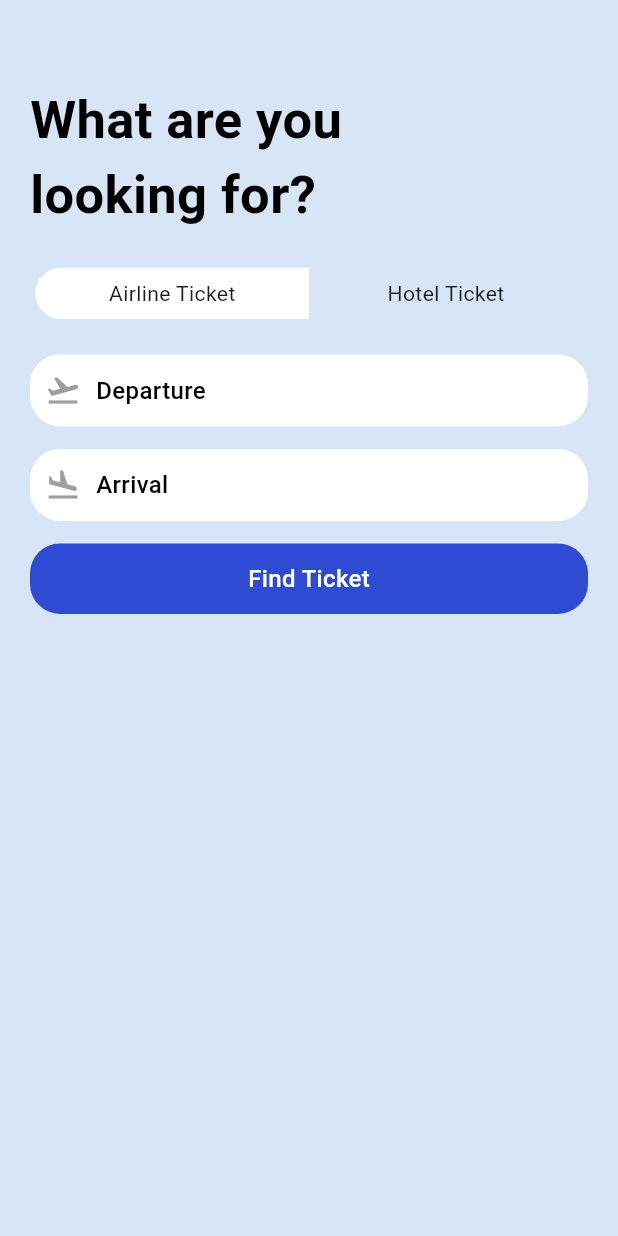
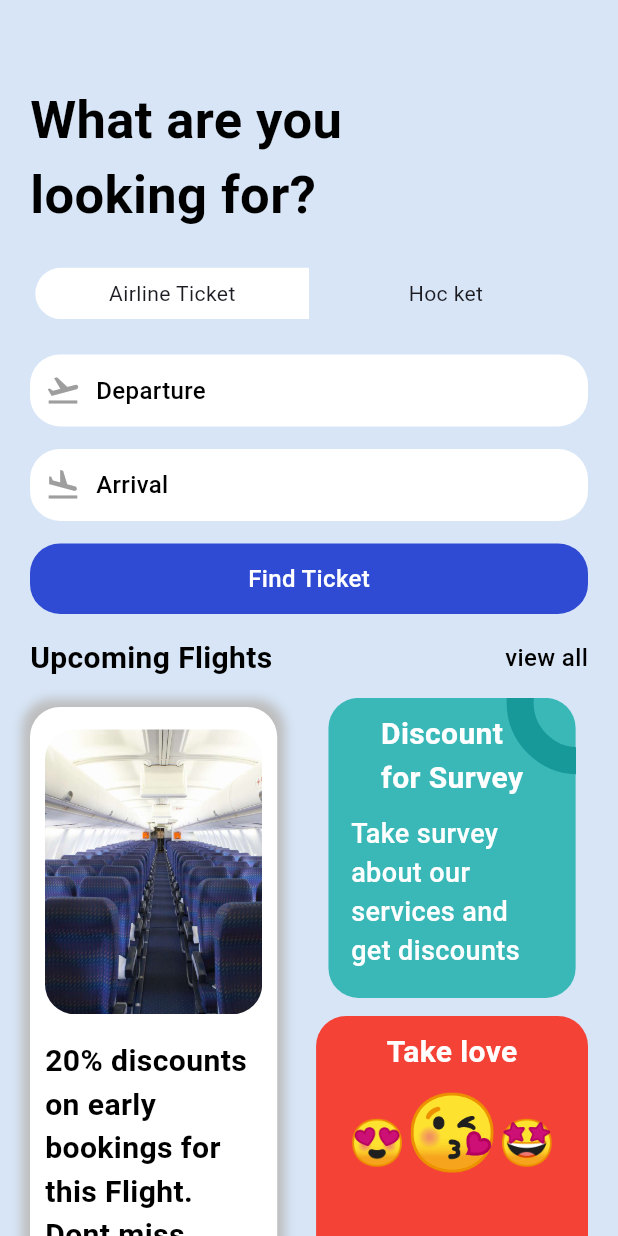
Before and after one commit to jaybhavsar555/TicketBookingApp, a Flutter app: the SearchScreen screen opened directly, on a phone screen of 412 x 824 dp. Run offline on Flutter 3.47's test engine with Material 2 defaults, Android fonts, the phone set to English and light mode, and no system bars; our stand-ins replace gap, get.

Commit message:
Done with search Screen.

```diff
--- a/lib/screens/search_screen.dart
+++ b/lib/screens/search_screen.dart
@@ -52,7 +52,7 @@ class SearchScreen extends StatelessWidget {
                       color: Colors.transparent,
 
                     ),
-                    child: const Center(child: Text('Hotel Ticket')),
+                    child: const Center(child: Text('Hoc ket')),
                   ),
             ],
             ),
@@ -64,11 +64,13 @@ class SearchScreen extends StatelessWidget {
           Gap(AppLayout.getHeight(15)),
           const IconTextWidget(text: "Arrival ", icon: Icons.flight_land_outlined ),
           Gap(AppLayout.getHeight(15)),
+          //Find ticket Button
           Container(
-            padding: EdgeInsets.symmetric(vertical: AppLayout.getHeight(12),horizontal: AppLayout.getWidth(10)),
-            decoration: BoxDecoration(
+                padding: EdgeInsets.symmetric(vertical: AppLayout.getWidth(12),
+                horizontal: AppLayout.getWidth(12)),
+                decoration: BoxDecoration(
                 borderRadius: BorderRadius.circular(AppLayout.getHeight(20)),
-                color: Color(0xD91130CE),
+                color: const Color(0xD91130CE),
             ),
                  child: Center(
                      child:
@@ -76,8 +78,140 @@ class SearchScreen extends StatelessWidget {
                          "Find Ticket",
                          style: Styles.textStyle1.copyWith(color: Colors.white))),
             ),
+          Gap(AppLayout.getHeight(15)),
+          Row(
+            mainAxisAlignment: MainAxisAlignment.spaceBetween,
+            children: [
+              Text("Upcoming Flights", style: Styles.textHeadStyle2),
+              InkWell(
+                onTap: (){
+                  print("To see the Tickets");
+                },
+                child: Text("view all", style: Styles.textStyle1),
+
+              ),
 
 
+            ],
+          ),
+          Gap(AppLayout.getHeight(12)),
+          Row(
+            mainAxisAlignment: MainAxisAlignment.spaceBetween,
+            children: [
+              Container(
+                height: AppLayout.getHeight(400),
+                width: size.width*0.40,
+                padding: EdgeInsets.symmetric(horizontal: AppLayout.getWidth(10),vertical: AppLayout.getHeight(15)),
+                decoration: BoxDecoration(
+                  borderRadius: BorderRadius.circular(AppLayout.getHeight(20)),
+                  color: Colors.white,
+                  boxShadow: [
+                    BoxShadow(
+                      color: Colors.grey.shade400,
+                      blurRadius: 5,
+                      spreadRadius: 5,
+                    )
+                  ]
+                ),
+                child: Column(
+                  mainAxisAlignment: MainAxisAlignment.start,
+                  children: [
+                    //image
+                    Container(
+                      height: AppLayout.getHeight(190),
+                      decoration: BoxDecoration(
+                        borderRadius: BorderRadius.circular(AppLayout.getHeight(20)),
+                        image: const DecorationImage(
+                          fit: BoxFit.cover,
+                            image: AssetImage("assets/images/sit.jpg"),
+                        )
+                      ),
+                    ),
+                    Gap(AppLayout.getHeight(17)),
+                    Text("20% discounts on early bookings for this Flight. Dont miss.", style: Styles.textHeadStyle2.copyWith(fontSize: 20.1)),
+
+                  ],
+                ),
+
+
+              ),
+              Column(
+                //Discount Survey
+                children: [
+                  Stack(
+                    children: [
+                      Container(
+                        padding: EdgeInsets.symmetric(vertical: AppLayout.getHeight(10), horizontal: AppLayout.getHeight(15)),
+                        height: AppLayout.getHeight(200),
+                        width: size.width*0.40,
+                        decoration: BoxDecoration(
+                          color: const Color(0xFF3AB8B8),
+                          borderRadius: BorderRadius.circular(20),
+                        ),
+                        child: Column(
+                          mainAxisAlignment: MainAxisAlignment.start,
+                          children: [
+                            Text("Discount\nfor Survey", style: Styles.textHeadStyle2.copyWith(color: Colors.white, fontWeight: FontWeight.bold)),
+                            Gap(AppLayout.getHeight(10)),
+                            Text("Take survey about our services and get discounts ", style: Styles.textHeadStyle2.copyWith(color: Colors.white, fontWeight: FontWeight.w500, fontSize: 18)),
+                          ],
+                        ),
+
+
+
+                      ),
+                     Positioned(
+                       right: -50,top: -45,
+
+                         child:  Container(
+                       padding: EdgeInsets.all(AppLayout.getHeight(30)),
+                       decoration: BoxDecoration(
+                           shape: BoxShape.circle,
+                           color: Colors.transparent,
+                           border: Border.all(color: Color(0xFF189999) ,width: 18)
+                       ) ,
+                     ))
+                    ],
+                  ),
+                  Gap(AppLayout.getHeight(12)),
+                  Container(
+                    padding: EdgeInsets.symmetric(vertical: AppLayout.getHeight(10),horizontal: AppLayout.getWidth(15)),
+                    width: size.width*.44,
+                    height: AppLayout.getHeight(200),
+                    decoration: BoxDecoration(
+                      borderRadius: BorderRadius.circular(AppLayout.getHeight(20)),
+
+                      color: Colors.red,
+                    ),
+                    child: Column(
+                      children: [
+                        Text("Take love",style: Styles.textHeadStyle2.copyWith(color: Colors.white,fontWeight: FontWeight.bold),),
+                        Gap(AppLayout.getHeight(10)),
+                        RichText(
+                            text:const TextSpan(
+                              children: [
+                                TextSpan(
+                                  text:'😍',
+                                  style: TextStyle(fontSize: 30),
+                                ),
+                                TextSpan(
+                                  text:'😘',
+                                  style: TextStyle(fontSize: 50),
+                                ),TextSpan(
+                                  text:'🤩',
+                                  style: TextStyle(fontSize: 30),
+                                ),
+
+                              ]
+                            )
+                        ),
+                      ],
+                    ),
+                  )
+                ],
+              )
+            ],
+          )
         ],
       ),
     );
--- a/lib/screens/ticket_view.dart
+++ b/lib/screens/ticket_view.dart
@@ -26,7 +26,7 @@ class TicketView extends StatelessWidget {
             * */
             Container(
               decoration:  BoxDecoration(
-                color: Color(0xFF526799),
+                color: const Color(0xFF526799),
                 borderRadius: BorderRadius.only(topLeft: Radius.circular(AppLayout.getHeight(21)),topRight: Radius.circular(AppLayout.getHeight(21))),
               ),
               padding:  EdgeInsets.all(AppLayout.getHeight(16)),
--- a/lib/utils/app_style.dart
+++ b/lib/utils/app_style.dart
@@ -11,9 +11,8 @@ class Styles{
   static Color kakiColor=const Color(0xFFd2bdb6);
   static TextStyle textStyle1=TextStyle(fontSize: 16, color: textColor,fontWeight: FontWeight.w500);
   static TextStyle ticketTextStyle1= const TextStyle(fontSize: 16, color: Colors.white,fontWeight: FontWeight.w600);
-
   static TextStyle textHeadStyle1=TextStyle(fontSize: 26, color: textColor,fontWeight: FontWeight.bold);
-  static TextStyle textHeadStyle2=TextStyle(fontSize: 21, color: textColor,fontWeight: FontWeight.bold);
+  static TextStyle textHeadStyle2=TextStyle(fontSize: 20, color: textColor,fontWeight: FontWeight.bold);
   static TextStyle textHeadStyle3= TextStyle(fontSize: 17, color: Colors.grey.shade700,fontWeight: FontWeight.w800);
   static TextStyle textHeadStyle4=TextStyle(fontSize: 14, color: Colors.grey.shade500,fontWeight: FontWeight.w500);
 
```
Also changed, not shown: assets/images/hotel1.jpeg (added), assets/images/sit.jpg (added).
